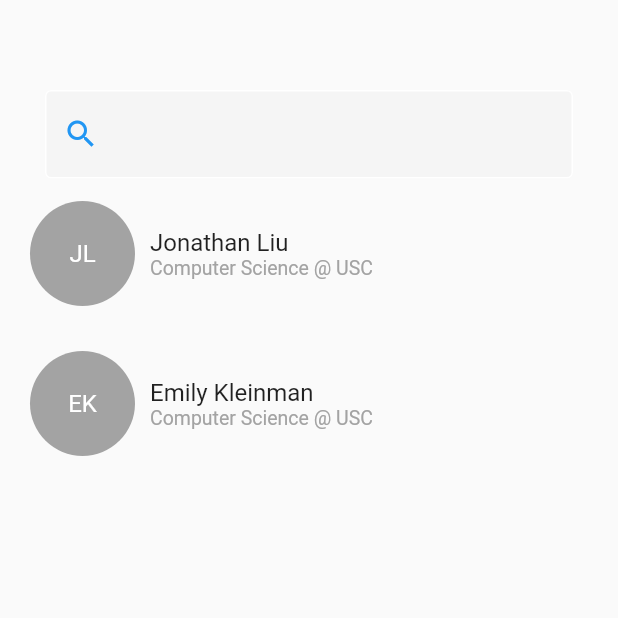
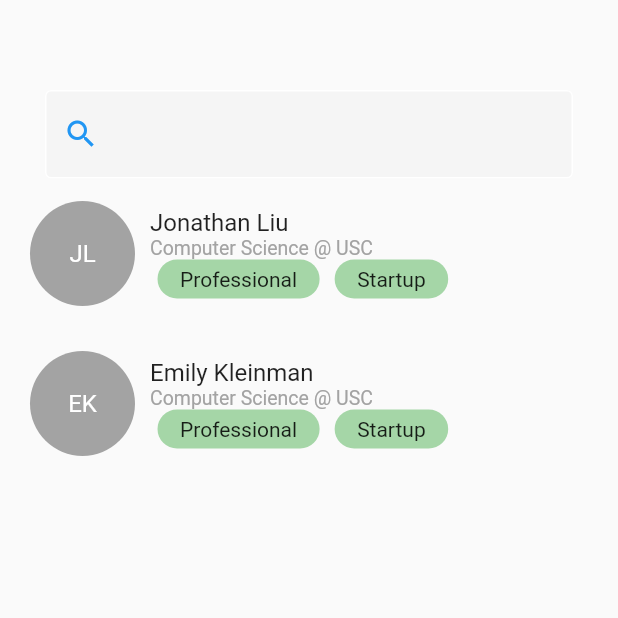
Before and after one commit to terrytwk/hacksc23-netchill, a Flutter app: the ContactsPage screen opened directly, on a phone screen of 412 x 824 dp, the top half of it. Run offline on Flutter 3.47's test engine with Material 2 defaults, Android fonts, the phone set to English and light mode, and no system bars; our stand-ins replace cached_network_image, flutter_riverpod, get, google_maps_flutter; missing offline and left inert: bottom_drawer, requests; network calls fail.

Commit message:
added a tag

```diff
--- a/client/lib/components/contact.dart
+++ b/client/lib/components/contact.dart
@@ -6,10 +6,12 @@ import 'package:netchill/constants/text_styles.dart';
 import 'package:netchill/models/user.dart';
 
 class Contact extends ConsumerWidget {
-  const Contact({super.key, required this.user, this.onAcceptRequest});
+  Contact({super.key, required this.user, this.onAcceptRequest});
 
   final User user;
   final VoidCallback? onAcceptRequest;
+
+  List<String> tags = ["Professional", "Startup"];
 
   @override
   Widget build(BuildContext context, WidgetRef ref) {
@@ -34,10 +36,26 @@ class Contact extends ConsumerWidget {
                 style: NetChillTextStyles.subtitle
                     .copyWith(color: NetChillColors.gray),
               ),
+              tag()
             ],
           ),
         )
       ],
     );
   }
+
+  Widget tag() => Row(
+        children: tags
+            .map((t) => Container(
+                  padding:
+                      const EdgeInsets.symmetric(vertical: 5, horizontal: 15),
+                  margin: const EdgeInsets.symmetric(horizontal: 5),
+                  decoration: BoxDecoration(
+                    borderRadius: BorderRadius.circular(100),
+                    color: Colors.green[200],
+                  ),
+                  child: Text(t),
+                ))
+            .toList(),
+      );
 }
```
